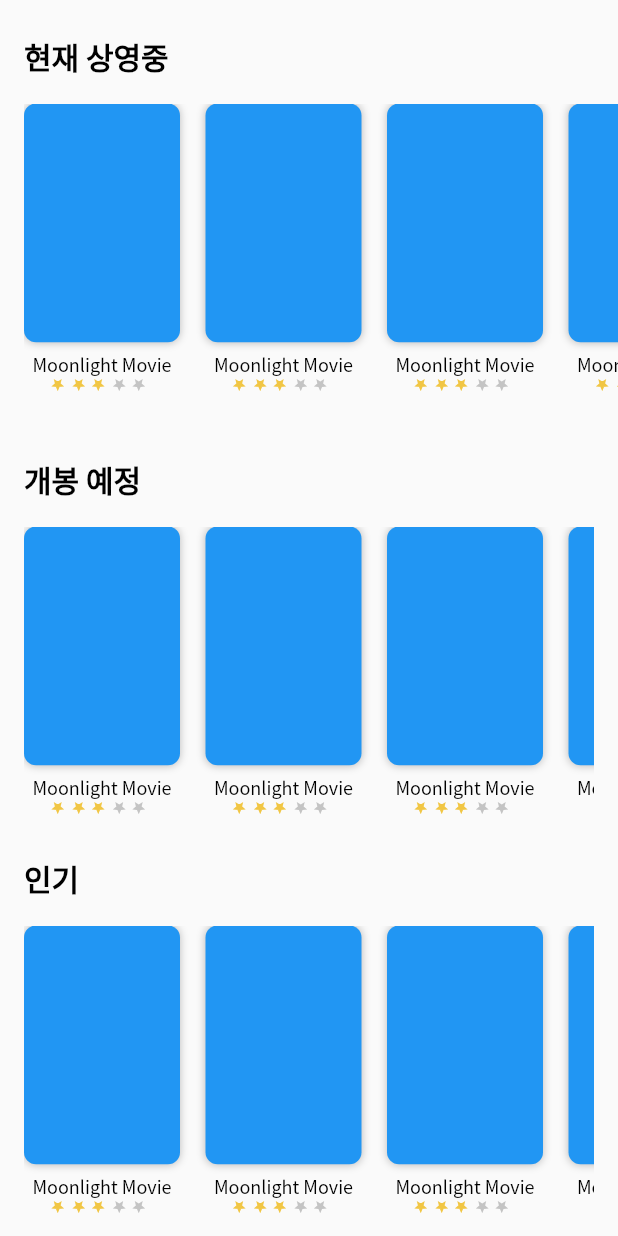
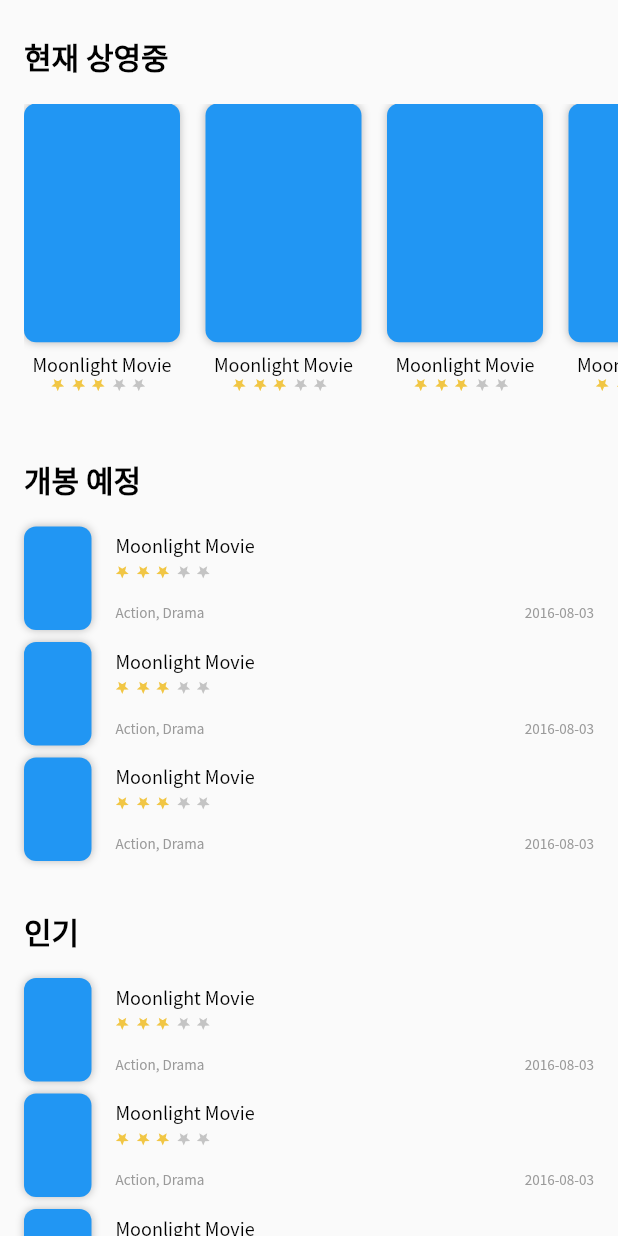
Before and after one commit to wonpyoJang/tmdb_movie, a Flutter app: the screen it shows after launch, on a phone screen of 412 x 824 dp. Run offline on Flutter 3.47's test engine with Material 2 defaults, Android fonts, the phone set to English and light mode, and no system bars; our stand-ins replace flutter_svg.

Commit message:
[added] 메인 영화 리스트 화면 퍼블리싱 추가

```diff
--- a/lib/presentation/list/list_screen.dart
+++ b/lib/presentation/list/list_screen.dart
@@ -1,8 +1,9 @@
 import 'package:flutter/cupertino.dart';
 import 'package:flutter/material.dart';
 
-import 'widget/horizontal_slider.dart';
+import 'widget/listview/horizontal_slider.dart';
 import 'widget/list_screen_area.dart';
+import 'widget/listview/vertical_list_view.dart';
 
 class ListScreen extends StatelessWidget {
   const ListScreen({Key? key}) : super(key: key);
@@ -54,7 +55,7 @@ class ListScreen extends StatelessWidget {
         padding: EdgeInsets.symmetric(horizontal: 16.0),
         child: ListScreenArea(
           title: "개봉 예정",
-          content: HorizontalSlider(width: 196),
+          content: VerticalListView(),
         ));
   }
 
@@ -63,7 +64,7 @@ class ListScreen extends StatelessWidget {
         padding: EdgeInsets.symmetric(horizontal: 16.0),
         child: ListScreenArea(
           title: "인기",
-          content: HorizontalSlider(width: 196),
+          content: VerticalListView(),
         ));
   }
 
@@ -71,7 +72,7 @@ class ListScreen extends StatelessWidget {
     return Padding(
         padding: EdgeInsets.only(left: 16.0), child: ListScreenArea(
       title: "높은 평점",
-      content: HorizontalSlider(width: 196),
+      content: VerticalListView(),
     ));
   }
 }
--- a/lib/presentation/list/widget/horizontal_slider.dart
+++ b/lib/presentation/list/widget/listview/horizontal_slider.dart
@@ -1,6 +1,6 @@
 import 'package:flutter/material.dart';
 
-import 'card_movie_item.dart';
+import '../movie_item/card_movie_item.dart';
 
 class HorizontalSlider extends StatelessWidget {
   final double width;
--- /dev/null
+++ b/lib/presentation/list/widget/listview/vertical_list_view.dart
@@ -0,0 +1,23 @@
+import 'package:flutter/material.dart';
+
+import '../movie_item/list_tile_movie_item.dart';
+
+class VerticalListView extends StatelessWidget {
+  const VerticalListView({Key? key}) : super(key: key);
+
+  @override
+  Widget build(BuildContext context) {
+    return Container(
+      child: ListView(
+        physics: NeverScrollableScrollPhysics(),
+        shrinkWrap: true,
+        children: List.generate(
+          3,
+          (index) => Padding(
+              padding: EdgeInsets.only(bottom: 8.0),
+              child: ListTileMovieItem()),
+        ),
+      ),
+    );
+  }
+}
--- a/lib/presentation/list/widget/card_movie_item.dart
+++ b/lib/presentation/list/widget/movie_item/card_movie_item.dart
@@ -2,7 +2,7 @@ import 'package:athenaslab_test/presentation/list/widget/poster_image.dart';
 import 'package:athenaslab_test/presentation/list/widget/rating.dart';
 import 'package:flutter/material.dart';
 
-import 'movie_title.dart';
+import '../movie_title.dart';
 
 class CardMovieItem extends StatelessWidget {
   const CardMovieItem({Key? key}) : super(key: key);
--- /dev/null
+++ b/lib/presentation/list/widget/movie_item/list_tile_movie_item.dart
@@ -0,0 +1,80 @@
+import 'package:athenaslab_test/presentation/list/widget/poster_image.dart';
+import 'package:athenaslab_test/presentation/list/widget/rating.dart';
+import 'package:athenaslab_test/symbols/color_list.dart';
+import 'package:athenaslab_test/utils/unit_helper.dart';
+import 'package:flutter/material.dart';
+
+import '../movie_title.dart';
+
+class ListTileMovieItem extends StatelessWidget {
+  const ListTileMovieItem({Key? key}) : super(key: key);
+
+  @override
+  Widget build(BuildContext context) {
+    return Container(
+        child: Row(
+      crossAxisAlignment: CrossAxisAlignment.center,
+      mainAxisSize: MainAxisSize.min,
+      children: [
+        PosterImage(
+          width: 45,
+          height: 69,
+          borderRadius: 8.0,
+        ),
+        SizedBox(width: 16.0),
+        Expanded(
+          child: Column(
+            mainAxisSize: MainAxisSize.min,
+            crossAxisAlignment: CrossAxisAlignment.start,
+            children: [
+              MovieTitle(title: "Moonlight Movie"),
+              SizedBox(height: 4.0),
+              Rating(
+                rating: 3,
+              ),
+              SizedBox(height: 16.2),
+              buildMetaData()
+            ],
+          ),
+        ),
+      ],
+    ));
+  }
+
+  Widget buildMetaData() {
+    return Row(
+      mainAxisAlignment: MainAxisAlignment.spaceBetween,
+      children: [buildGenre(), buildCreatedDate()],
+    );
+  }
+
+  Widget buildCreatedDate() {
+    return Text("2016-08-03",
+        textAlign: TextAlign.center,
+        style: TextStyle(
+          fontFamily: "NotoSansKR",
+          fontStyle: FontStyle.normal,
+          fontWeight: FontWeight.w400,
+          fontSize: 9.0,
+          height: UnitHelper.getTextHeightRatio(
+              heightInPixel: 13.03, fontSizeInPixel: 9.0),
+          letterSpacing: UnitHelper.getPixel(em: -0.015),
+          color: ColorList.grey,
+        ));
+  }
+
+  Widget buildGenre() {
+    return Text("Action, Drama",
+        textAlign: TextAlign.center,
+        style: TextStyle(
+          fontFamily: "NotoSansKR",
+          fontStyle: FontStyle.normal,
+          fontWeight: FontWeight.w400,
+          fontSize: 9.0,
+          height: UnitHelper.getTextHeightRatio(
+              heightInPixel: 13.03, fontSizeInPixel: 9.0),
+          letterSpacing: UnitHelper.getPixel(em: -0.015),
+          color: ColorList.grey,
+        ));
+  }
+}
--- a/lib/presentation/list/widget/rating.dart
+++ b/lib/presentation/list/widget/rating.dart
@@ -12,7 +12,9 @@ class Rating extends StatelessWidget {
   @override
   Widget build(BuildContext context) {
     return Row(
+      mainAxisSize: MainAxisSize.min,
       mainAxisAlignment: MainAxisAlignment.center,
+      crossAxisAlignment: CrossAxisAlignment.start,
       children: List.generate(MAX_STARS, (index) {
         double rightPadding = 5;
 
--- a/lib/symbols/color_list.dart
+++ b/lib/symbols/color_list.dart
@@ -3,4 +3,5 @@ import 'dart:ui';
 class ColorList {
   static const Color black = const Color(0xff000000);
   static const Color shadow = const Color(0x40000000);
+  static const Color grey = const Color(0xff9a9a9a);
 }
```
